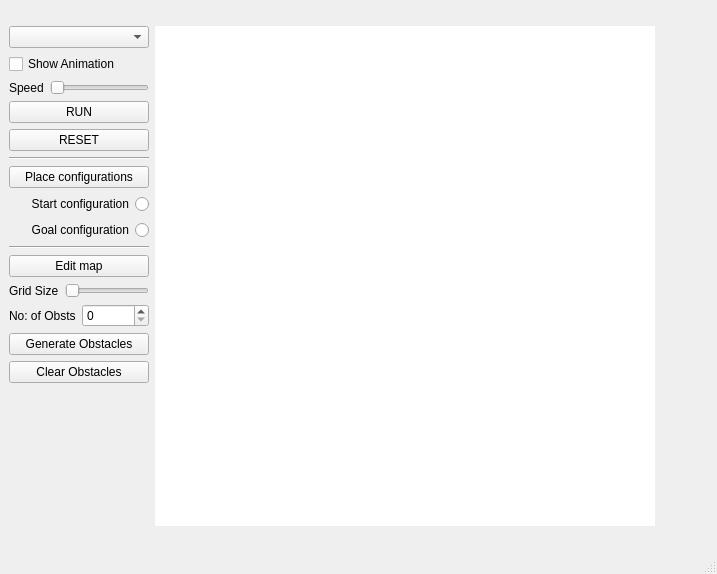
This is ui/mainwindow.ui in mlsdpk/pathfinding-visualizer-qt as Qt 5 draws it before an edit. The edited form follows.
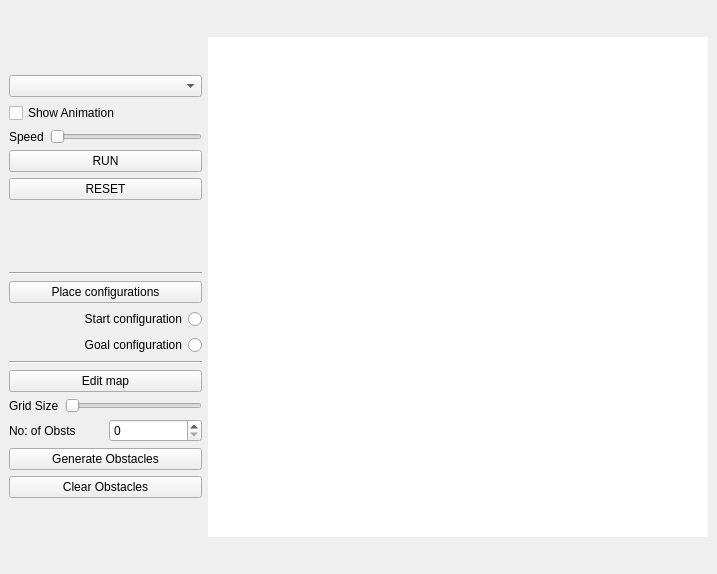
This is the edited form.

Commit message: Disable resizing for now

```diff
--- a/ui/mainwindow.ui
+++ b/ui/mainwindow.ui
@@ -23,8 +23,17 @@
    <string notr="true"/>
   </property>
   <widget class="QWidget" name="centralwidget">
-   <layout class="QFormLayout" name="formLayout">
-    <item row="0" column="0">
+   <property name="enabled">
+    <bool>true</bool>
+   </property>
+   <property name="sizePolicy">
+    <sizepolicy hsizetype="Fixed" vsizetype="Fixed">
+     <horstretch>0</horstretch>
+     <verstretch>0</verstretch>
+    </sizepolicy>
+   </property>
+   <layout class="QHBoxLayout" name="horizontalLayout_4">
+    <item>
      <layout class="QVBoxLayout" name="verticalLayout_3">
       <item>
        <layout class="QVBoxLayout" name="verticalLayout_2">
@@ -188,7 +197,7 @@
       </item>
      </layout>
     </item>
-    <item row="0" column="1">
+    <item>
      <widget class="QGraphicsView" name="graphicsView">
       <property name="sizePolicy">
        <sizepolicy hsizetype="Expanding" vsizetype="Expanding">
@@ -231,7 +240,6 @@
     </rect>
    </property>
   </widget>
-  <widget class="QStatusBar" name="statusbar"/>
  </widget>
  <resources/>
  <connections/>
```
Left out of the diff: 2 changed lines with no effect on the pictures. The commit also changes 1 other file.
